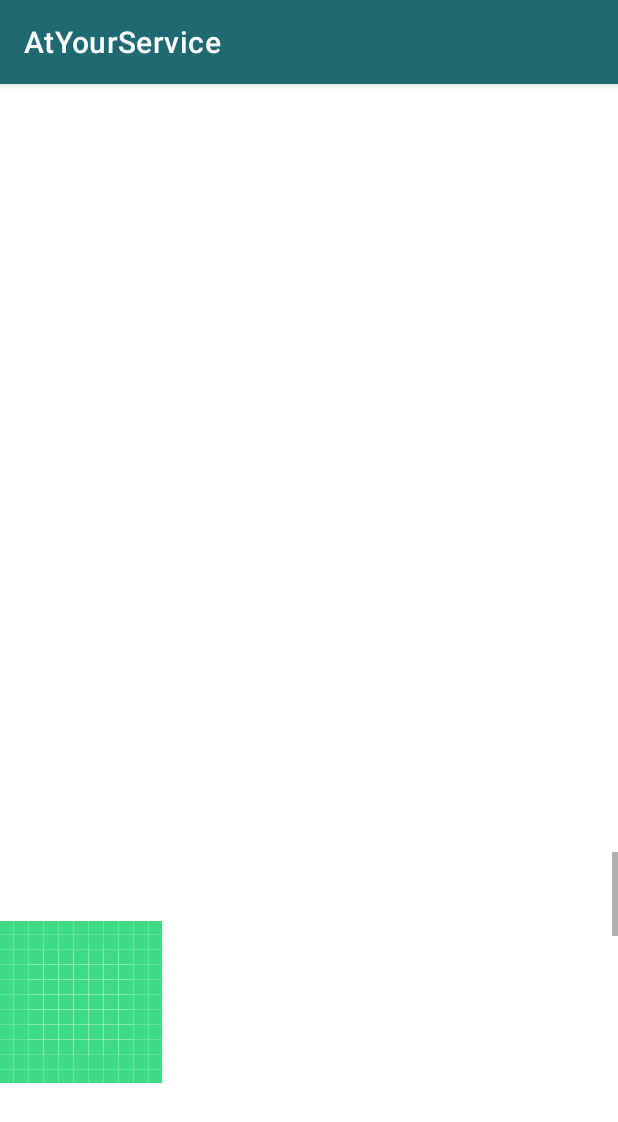
After one commit to purva-n/MAD_ProjectAssignment_Team16, an Android app: the MessagesActivity screen opened directly, with no data from a screen before it, on a phone screen of 412 x 824 dp. The commit adds this screen. Shown: the top 1122 px of the screen. Run offline under Robolectric (Android 15) with nearby library versions, the phone set to English and light mode, and no system bars; our stand-ins replace Firebase (no records; nobody signed in at launch, a user with empty details on screens opened directly).

Commit message:
Chat View Components

```diff
--- /dev/null
+++ b/AtYourService/app/src/main/java/com/example/atyourservice/GridAdapter.java
@@ -0,0 +1,53 @@
+package com.example.atyourservice;
+
+import android.content.Context;
+import android.media.MediaDrm;
+import android.view.LayoutInflater;
+import android.view.View;
+import android.view.ViewGroup;
+import android.widget.BaseAdapter;
+import android.widget.ImageView;
+
+public class GridAdapter extends BaseAdapter {
+    //https://www.geeksforgeeks.org/gridview-using-baseadapter-in-android-with-example/
+
+    Context context;
+    int[] sticker;
+
+    LayoutInflater inflater;
+
+    public GridAdapter(Context context, int[] sticker) {
+        this.context = context;
+        this.sticker = sticker;
+    }
+
+    @Override
+    public int getCount() {
+        return sticker.length;
+    }
+
+    @Override
+    public Object getItem(int position) {
+        return null;
+    }
+
+    @Override
+    public long getItemId(int position) {
+        return 0;
+    }
+
+    @Override
+    public View getView(int position, View convertView, ViewGroup parent) {
+
+        if(inflater == null){
+            inflater = (LayoutInflater) context.getSystemService(Context.LAYOUT_INFLATER_SERVICE);
+        }
+        if (convertView == null){
+            convertView = inflater.inflate(R.layout.sticker_grid,null);
+        }
+
+        ImageView imageView= convertView.findViewById(R.id.stickerGrid);
+        imageView.setImageResource(sticker[position]);
+        return convertView;
+    }
+}
--- /dev/null
+++ b/AtYourService/app/src/main/java/com/example/atyourservice/MessagesActivity.java
@@ -0,0 +1,55 @@
+package com.example.atyourservice;
+
+import androidx.annotation.NonNull;
+import androidx.appcompat.app.AppCompatActivity;
+
+import android.os.Bundle;
+import android.widget.GridView;
+/*
+import com.google.firebase.database.DataSnapshot;
+import com.google.firebase.database.DatabaseError;
+import com.google.firebase.database.DatabaseReference;
+import com.google.firebase.database.FirebaseDatabase;
+import com.google.firebase.database.ValueEventListener;
+import com.google.firebase.ktx.Firebase;
+*/
+import org.json.JSONObject;
+
+import java.util.ArrayList;
+
+public class MessagesActivity extends AppCompatActivity {
+    private ArrayList<String> messagesReceived;
+    public String user_id;
+    public String sender_id;
+    //retrieve current user id?
+
+    @Override
+    protected void onCreate(Bundle savedInstanceState) {
+        super.onCreate(savedInstanceState);
+        setContentView(R.layout.activity_messages);
+
+        int[] stickers = {R.drawable.ic_launcher_background, R.drawable.ic_launcher_foreground, R.drawable.image1, R.drawable.image2,
+                R.drawable.image3};
+        //https://www.geeksforgeeks.org/gridview-using-baseadapter-in-android-with-example/
+        GridAdapter gridAdapter = new GridAdapter(MessagesActivity.this, stickers);
+        GridView gridView = findViewById(R.id.GridView);
+        gridView.setAdapter(gridAdapter);
+        messagesReceived = new ArrayList<>();
+       /* DatabaseReference db = FirebaseDatabase.getInstance().getReference().child(user_id).child(sender_id);
+        db.addValueEventListener(new ValueEventListener() {
+            @Override
+            public void onDataChange(@NonNull DataSnapshot snapshot) {
+                messagesReceived.clear();
+                for (DataSnapshot snapshot1 : snapshot.getChildren()) {
+                    messagesReceived.add(snapshot1.getValue().toString());
+                }
+            }
+
+            @Override
+            public void onCancelled(@NonNull DatabaseError error) {
+
+            }
+        });
+    }*/
+    }
+}
--- /dev/null
+++ b/AtYourService/app/src/main/res/drawable/image1.xml
@@ -0,0 +1,4 @@
+<?xml version="1.0" encoding="utf-8"?>
+<selector xmlns:android="http://schemas.android.com/apk/res/android">
+
+</selector>
--- /dev/null
+++ b/AtYourService/app/src/main/res/drawable/image2.xml
@@ -0,0 +1,4 @@
+<?xml version="1.0" encoding="utf-8"?>
+<selector xmlns:android="http://schemas.android.com/apk/res/android">
+
+</selector>
--- /dev/null
+++ b/AtYourService/app/src/main/res/drawable/image3.xml
@@ -0,0 +1,4 @@
+<?xml version="1.0" encoding="utf-8"?>
+<selector xmlns:android="http://schemas.android.com/apk/res/android">
+
+</selector>
--- /dev/null
+++ b/AtYourService/app/src/main/res/layout/activity_messages.xml
@@ -0,0 +1,31 @@
+<?xml version="1.0" encoding="utf-8"?>
+<androidx.constraintlayout.widget.ConstraintLayout xmlns:android="http://schemas.android.com/apk/res/android"
+    xmlns:app="http://schemas.android.com/apk/res-auto"
+    xmlns:tools="http://schemas.android.com/tools"
+    android:layout_width="match_parent"
+    android:layout_height="match_parent"
+
+    tools:context=".MessagesActivity">
+
+    <androidx.recyclerview.widget.RecyclerView
+        android:id="@+id/messagesRecycler"
+        android:layout_width="414dp"
+        android:layout_height="491dp"
+        app:layout_constraintEnd_toEndOf="parent"
+        app:layout_constraintStart_toStartOf="parent"
+        app:layout_constraintTop_toTopOf="parent" />
+
+    <androidx.constraintlayout.widget.ConstraintLayout
+        android:layout_width="match_parent"
+        android:layout_height="236dp"
+        app:layout_constraintBottom_toBottomOf="parent"
+        app:layout_constraintEnd_toEndOf="parent"
+        app:layout_constraintStart_toStartOf="parent"
+        app:layout_constraintTop_toBottomOf="@id/messagesRecycler">
+
+        <GridView
+            android:id="@+id/GridView"
+            android:layout_width="match_parent"
+            android:layout_height="match_parent" />
+    </androidx.constraintlayout.widget.ConstraintLayout>
+    </androidx.constraintlayout.widget.ConstraintLayout>
--- /dev/null
+++ b/AtYourService/app/src/main/res/layout/sticker_grid.xml
@@ -0,0 +1,21 @@
+<?xml version="1.0" encoding="utf-8"?>
+<androidx.constraintlayout.widget.ConstraintLayout xmlns:android="http://schemas.android.com/apk/res/android"
+    xmlns:app="http://schemas.android.com/apk/res-auto"
+    xmlns:tools="http://schemas.android.com/tools"
+    android:layout_width="match_parent"
+    android:layout_height="match_parent">
+
+    <LinearLayout
+        android:layout_width="wrap_content"
+        android:layout_height="wrap_content"
+        android:orientation="horizontal">
+
+        <ImageView
+            android:id="@+id/stickerGrid"
+            android:layout_width="0dp"
+            android:layout_height="200dp"
+            android:layout_weight="1"
+            tools:srcCompat="@tools:sample/avatars"
+            android:contentDescription="@string/stickergrid" />
+    </LinearLayout>
+</androidx.constraintlayout.widget.ConstraintLayout>
--- a/AtYourService/app/src/main/res/values/strings.xml
+++ b/AtYourService/app/src/main/res/values/strings.xml
@@ -4,4 +4,10 @@
     <string name="team_16">Team 16</string>
     <string name="firebase_assignment">Firebase</string>
     <string name="togather">TOGATHER</string>
+    <string name="date_time">Date Time</string>
+    <string name="senderid_received">SenderID Received</string>
+    <string name="stickersent">stickersent</string>
+    <string name="sender_id">Sender ID</string>
+    <string name="stickerreceived">StickerReceived</string>
+    <string name="stickergrid">stickerGrid</string>
 </resources>
```
Also changed, not shown: AtYourService/app/src/main/AndroidManifest.xml (+13 -4 lines), AtYourService/app/src/main/java/com/example/atyourservice/ChatMessageAdapter.java (added, +34 -0 lines), AtYourService/app/src/main/java/com/example/atyourservice/MainActivity.java (+11 -0 lines), AtYourService/app/src/main/java/com/example/atyourservice/MessagesRecycler.java (added, +33 -0 lines), AtYourService/app/src/main/java/com/example/atyourservice/ReceivedMessagesHolder.java (added, +22 -0 lines), AtYourService/app/src/main/java/com/example/atyourservice/SentMessagesHolder.java (added, +21 -0 lines), AtYourService/app/src/main/java/com/example/atyourservice/models/Message.java (added, +13 -0 lines), AtYourService/app/src/main/java/com/example/atyourservice/models/User.java (added, +9 -0 lines), AtYourService/app/src/main/res/layout/messages_received_template.xml (added, +51 -0 lines), AtYourService/app/src/main/res/layout/messages_sent_template.xml (added, +51 -0 lines).
